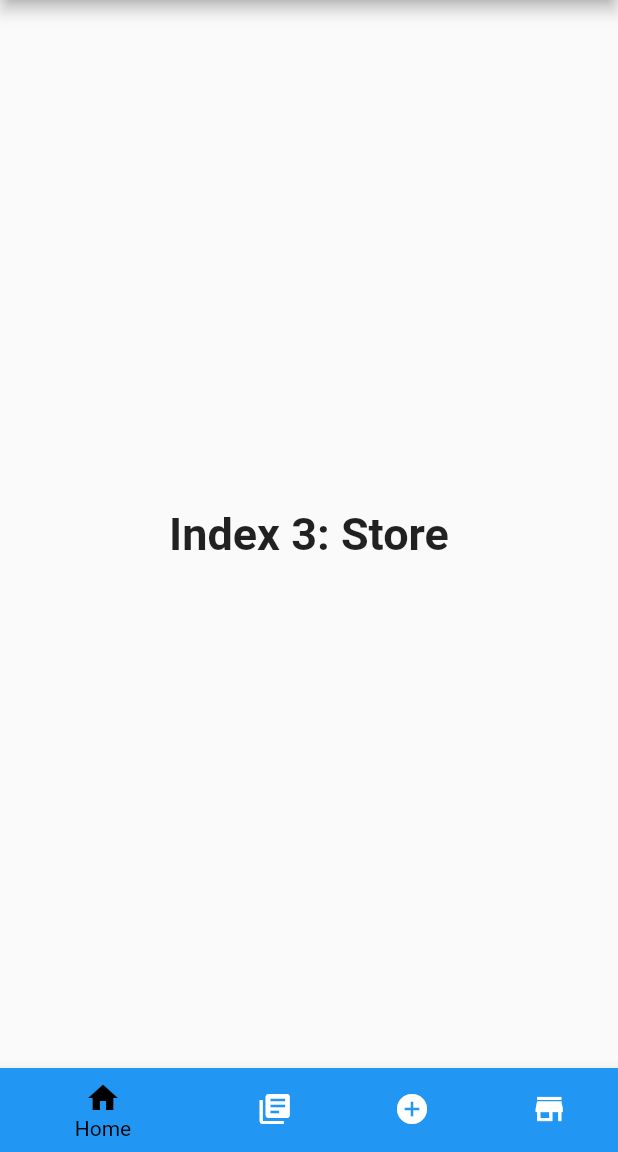
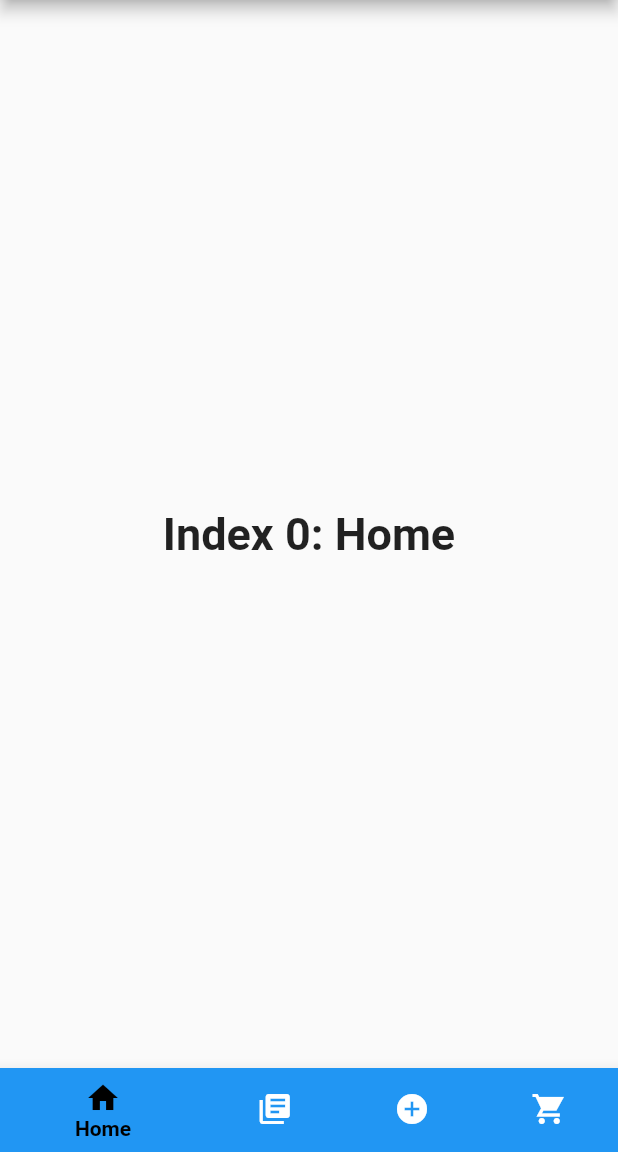
Before and after one commit to himacharan128/BookVerse, a Flutter app: the home screen opened by its route, on a phone screen of 412 x 824 dp, the part 84-1236 px from its top. Run offline on Flutter 3.47's test engine with Material 2 defaults, Android fonts, the phone set to English and light mode, and no system bars.

```diff
--- a/lib/home_screen.dart
+++ b/lib/home_screen.dart
@@ -6,10 +6,15 @@ class home extends StatefulWidget {
   State<home> createState() => _homeState();
 }
 class _homeState extends State<home> {
-  int _selectedIndex = 3;
+  int _selectedIndex = 0;
   static const TextStyle optionStyle =
   TextStyle(fontSize: 30, fontWeight: FontWeight.bold);
-
+  //static const List<Widget> _widgetOptions = <Widget>[
+  //  HomeScreen(),
+  //  LibraryScreen(),
+  //  WishlistScreen(),
+  //  StoreScreen(),
+  //];
   static const List<Widget> _widgetOptions = <Widget>[//instead of texts we have to use screens
     Text(
       'Index 0: Home',// just for reference
@@ -44,6 +49,9 @@ class _homeState extends State<home> {
         child: _widgetOptions.elementAt(_selectedIndex),
       ),
       bottomNavigationBar: BottomNavigationBar(
+        backgroundColor: Colors.blue,
+        selectedItemColor: Colors.black,
+        selectedLabelStyle: TextStyle(fontWeight: FontWeight.bold),
         items: const <BottomNavigationBarItem>[
           BottomNavigationBarItem(
             icon: Icon(Icons.home),
@@ -61,13 +69,12 @@ class _homeState extends State<home> {
             backgroundColor: Colors.blue,
           ),
           BottomNavigationBarItem(
-            icon: Icon(Icons.store),
+            icon: Icon(Icons.local_grocery_store_sharp),
             label: 'Store',
             backgroundColor: Colors.blue,
           ),
         ],
-        //currentIndex: _selectedIndex,
-        selectedItemColor: Colors.black,
+        currentIndex: _selectedIndex,
         onTap: _onItemTapped,
       ),
     );
```
